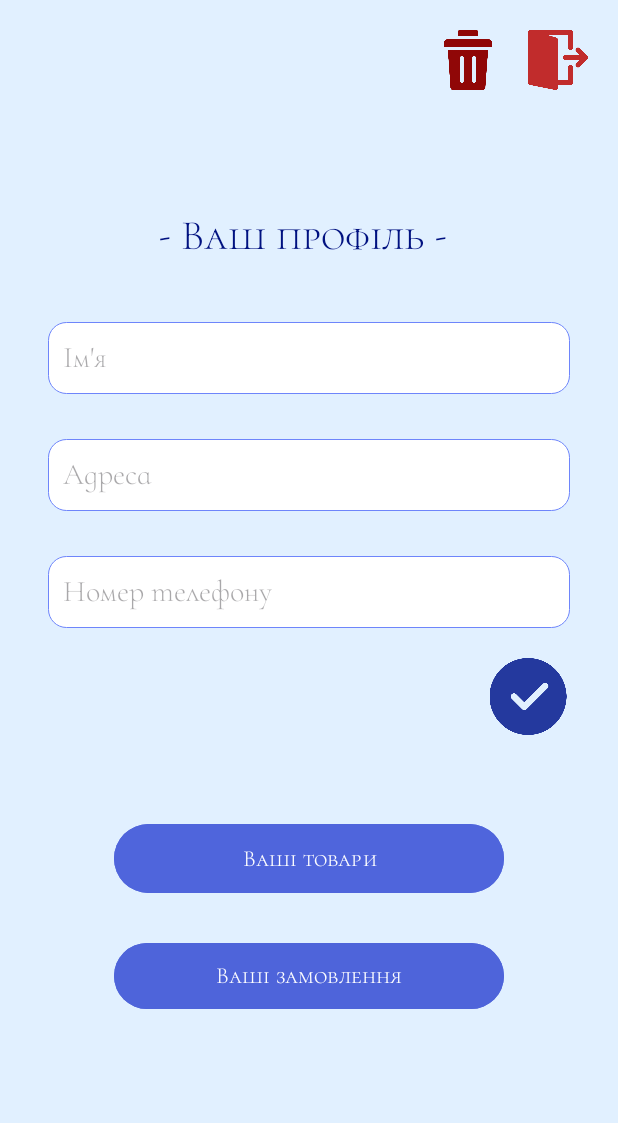
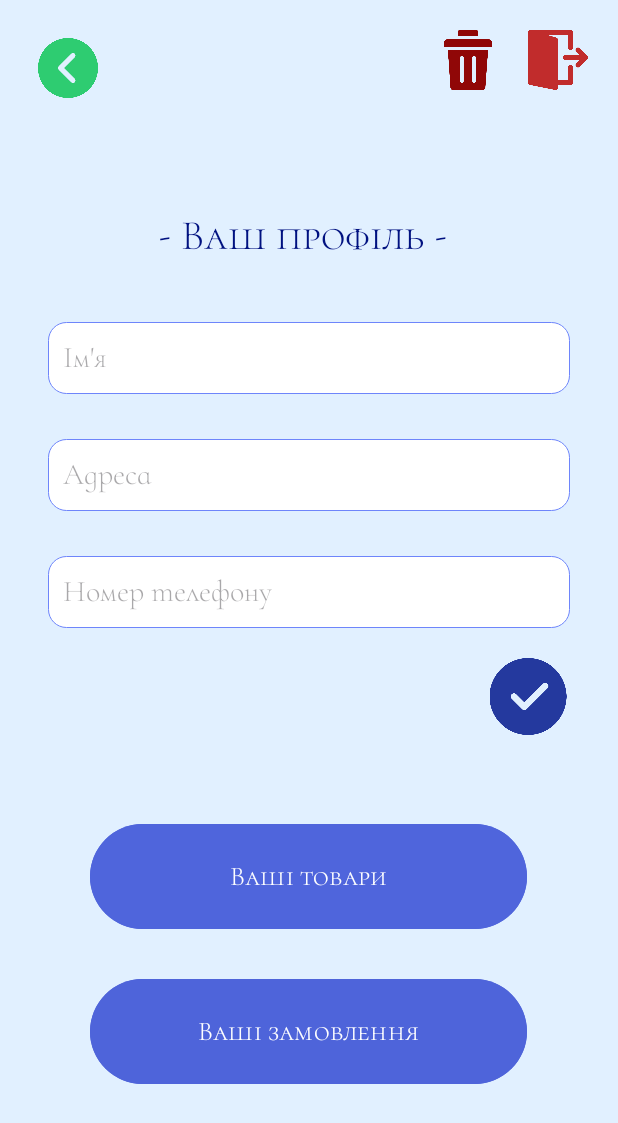
Before and after one commit to BlautaVi/FlowersShop, an Android app: the Customers_acc screen opened directly, with no data from a screen before it, on a phone screen of 412 x 824 dp. Shown: the top 1123 px of the screen. Run offline under Robolectric (Android 15) with nearby library versions, the phone set to English and light mode, and no system bars; our stand-ins replace Firebase (no records; nobody signed in at launch, a user with empty details on screens opened directly).

Commit message:
fixed some thing and added the "back" button

```diff
--- a/app/src/main/java/com/example/flowersshop/CustomersOrdersForSalesActivity.kt
+++ b/app/src/main/java/com/example/flowersshop/CustomersOrdersForSalesActivity.kt
@@ -53,8 +53,8 @@ class CustomersOrdersForSalesActivity : AppCompatActivity() {
         ordersRecyclerView.adapter = adapter
 
         loadOrdersWithUserItems()
-
-        findViewById<Button>(R.id.back_b)?.setOnClickListener {
+        val backBtn = findViewById<ImageButton>(R.id.back_b_confirmed)
+        backBtn.setOnClickListener() {
             finish()
         }
     }
--- a/app/src/main/java/com/example/flowersshop/Customers_acc.kt
+++ b/app/src/main/java/com/example/flowersshop/Customers_acc.kt
@@ -46,7 +46,10 @@ class Customers_acc : AppCompatActivity() {
         ordersRecyclerView = findViewById(R.id.orders_c_view)
         ordersRecyclerView.layoutManager = LinearLayoutManager(this)
         ordersRecyclerView.setHasFixedSize(true)
-
+        val backBtn = findViewById<ImageButton>(R.id.back_b_confirmed)
+        backBtn.setOnClickListener() {
+            finish()
+        }
         if (auth.currentUser?.email == "manager@gmail.com") {
             Toast.makeText(this, "Менеджерський акаунт не має профілю", Toast.LENGTH_SHORT).show()
             startActivity(Intent(this, manager_start_page::class.java))
--- a/app/src/main/java/com/example/flowersshop/Item_page.kt
+++ b/app/src/main/java/com/example/flowersshop/Item_page.kt
@@ -5,6 +5,7 @@ import android.os.Bundle
 import android.util.Log
 import android.view.View
 import android.widget.Button
+import android.widget.ImageButton
 import android.widget.ImageView
 import android.widget.TextView
 import android.widget.Toast
@@ -40,7 +41,10 @@ class Item_page : AppCompatActivity() {
 
         db = FirebaseFirestore.getInstance()
         auth = FirebaseAuth.getInstance()
-
+        val backBtn = findViewById<ImageButton>(R.id.back_b_confirmed)
+        backBtn.setOnClickListener() {
+            finish()
+        }
         val productId = intent.getStringExtra("productId") ?: return finish()
         loadProductDetails(productId)
     }
--- a/app/src/main/java/com/example/flowersshop/ManagerConfirmedOrdersActivity.kt
+++ b/app/src/main/java/com/example/flowersshop/ManagerConfirmedOrdersActivity.kt
@@ -20,7 +20,6 @@ class ManagerConfirmedOrdersActivity : AppCompatActivity() {
             finish()
             return
         }
-
         startActivity(Intent(this, ManagerOrders::class.java))
         finish()
     }
--- a/app/src/main/java/com/example/flowersshop/ManagerOrders.kt
+++ b/app/src/main/java/com/example/flowersshop/ManagerOrders.kt
@@ -102,11 +102,10 @@ class ManagerOrders : AppCompatActivity() {
         val dialogView = LayoutInflater.from(this).inflate(R.layout.dialog_unconfirmed_order_details, null)
 
         val detailsTextView = dialogView.findViewById<TextView>(R.id.order_details_text)
-        val confirmButton = dialogView.findViewById<Button>(R.id.confirm_order_button)
-        val cancelButton = dialogView.findViewById<Button>(R.id.cancel_order_button)
+        val confirmButton = dialogView.findViewById<ImageButton>(R.id.confirm_order_button)
+        val cancelButton = dialogView.findViewById<ImageButton>(R.id.cancel_order_button)
 
         confirmButton.visibility = View.GONE
-        cancelButton.text = "Видалити"
 
         val dateFormat = SimpleDateFormat("dd.MM.yyyy HH:mm", Locale.getDefault())
         val orderDate = dateFormat.format(Date(order.orderDateMillis))
--- a/app/src/main/java/com/example/flowersshop/ManagerUnconfirmedOrdersActivity.kt
+++ b/app/src/main/java/com/example/flowersshop/ManagerUnconfirmedOrdersActivity.kt
@@ -97,14 +97,14 @@ class ManagerUnconfirmedOrdersActivity : AppCompatActivity() {
         val dialogView = LayoutInflater.from(this).inflate(R.layout.dialog_unconfirmed_order_details, null)
 
         val detailsTextView = dialogView.findViewById<TextView>(R.id.order_details_text)
-        val confirmButton = dialogView.findViewById<Button>(R.id.confirm_order_button)
-        val cancelButton = dialogView.findViewById<Button>(R.id.cancel_order_button)
+        val confirmButton = dialogView.findViewById<ImageButton>(R.id.confirm_order_button)
+        val cancelButton = dialogView.findViewById<ImageButton>(R.id.cancel_order_button)
 
         val dateFormat = SimpleDateFormat("dd.MM.yyyy HH:mm", Locale.getDefault())
         val orderDate = dateFormat.format(Date(order.orderDateMillis))
 
         val detailsBuilder = StringBuilder()
-        detailsBuilder.append("Користувач ID: ${order.userId}\n")
+        detailsBuilder.append("Користувач з ID: ${order.userId}\n")
         detailsBuilder.append("Дата замовлення: $orderDate\n")
         detailsBuilder.append("Загальна сума: ${order.totalPrice} грн\n\n")
         detailsBuilder.append("Товари:\n")
--- a/app/src/main/java/com/example/flowersshop/Ordering_item_c.kt
+++ b/app/src/main/java/com/example/flowersshop/Ordering_item_c.kt
@@ -59,7 +59,10 @@ class Ordering_item_c : AppCompatActivity() {
             v.setPadding(systemBars.left, systemBars.top, systemBars.right, systemBars.bottom)
             insets
         }
-
+        val backBtn = findViewById<ImageButton>(R.id.back_b_confirmed)
+        backBtn.setOnClickListener() {
+            finish()
+        }
         postOfficeSpinner = findViewById(R.id.spinner)
         nameText = findViewById(R.id.name_text)
         addressText = findViewById(R.id.address_text)
--- a/app/src/main/java/com/example/flowersshop/customer_edit_item.kt
+++ b/app/src/main/java/com/example/flowersshop/customer_edit_item.kt
@@ -3,6 +3,7 @@ package com.example.flowersshop
 import android.os.Bundle
 import android.widget.Button
 import android.widget.EditText
+import android.widget.ImageButton
 import android.widget.ImageView
 import android.widget.Toast
 import androidx.appcompat.app.AppCompatActivity
@@ -43,7 +44,10 @@ class customer_edit_item : AppCompatActivity() {
         val enterDesc = findViewById<EditText>(R.id.customer_enter_desc)
         val updateButton = findViewById<Button>(R.id.customer_update_b)
         val deleteButton = findViewById<Button>(R.id.customer_delete_b)
-
+        val backBtn = findViewById<ImageButton>(R.id.back_b_confirmed)
+        backBtn.setOnClickListener() {
+            finish()
+        }
         Glide.with(this)
             .load(product.photoUrl)
             .placeholder(R.drawable.icon)
--- a/app/src/main/res/layout/activity_customers_acc.xml
+++ b/app/src/main/res/layout/activity_customers_acc.xml
@@ -104,30 +104,30 @@
 
     <Button
         android:id="@+id/CustomerItems_b"
-        android:layout_width="260dp"
-        android:layout_height="54dp"
+        android:layout_width="291dp"
+        android:layout_height="78dp"
         android:layout_marginStart="75dp"
         android:layout_marginTop="55dp"
         android:layout_marginEnd="76dp"
         android:backgroundTint="#4F65DC"
         android:fontFamily="@font/cormorant_sc_light"
         android:text="Ваші товари"
-        android:textSize="15sp"
+        android:textSize="18sp"
         app:layout_constraintEnd_toEndOf="parent"
         app:layout_constraintStart_toStartOf="parent"
         app:layout_constraintTop_toBottomOf="@+id/change_b" />
 
     <Button
         android:id="@+id/your_orders_button"
-        android:layout_width="260dp"
-        android:layout_height="52dp"
+        android:layout_width="291dp"
+        android:layout_height="78dp"
         android:layout_marginStart="75dp"
         android:layout_marginTop="25dp"
         android:layout_marginEnd="76dp"
         android:backgroundTint="#4E64DA"
         android:fontFamily="@font/cormorant_sc_light"
         android:text="Ваші замовлення"
-        android:textSize="15sp"
+        android:textSize="18sp"
         app:layout_constraintEnd_toEndOf="parent"
         app:layout_constraintStart_toStartOf="parent"
         app:layout_constraintTop_toBottomOf="@+id/CustomerItems_b" />
@@ -159,7 +159,20 @@
         app:layout_constraintEnd_toStartOf="@+id/exitAcc_b"
         app:layout_constraintTop_toTopOf="parent"
         app:tint="#900707" />
-
+    <ImageButton
+        android:id="@+id/back_b_confirmed"
+        android:layout_width="40dp"
+        android:layout_height="40dp"
+        android:layout_marginStart="25dp"
+        android:layout_marginTop="25dp"
+        android:background="@null"
+        android:contentDescription="@string/logout_button_description"
+        android:scaleType="fitCenter"
+        android:src="@drawable/previous"
+        android:textSize="22sp"
+        app:layout_constraintStart_toStartOf="parent"
+        app:layout_constraintTop_toTopOf="parent"
+        app:tint="#2ecc71" />
     <androidx.recyclerview.widget.RecyclerView
         android:id="@+id/orders_c_view"
         android:layout_width="0dp"
--- a/app/src/main/res/layout/activity_customers_items_main_page.xml
+++ b/app/src/main/res/layout/activity_customers_items_main_page.xml
@@ -26,6 +26,7 @@
             android:id="@+id/imageView2"
             android:layout_width="82dp"
             android:layout_height="84dp"
+            android:layout_marginStart="60dp"
             app:layout_constraintStart_toStartOf="parent"
             app:layout_constraintTop_toTopOf="parent"
             app:srcCompat="@drawable/icon" />
@@ -78,6 +79,7 @@
             android:id="@+id/categoryButton"
             android:layout_width="36dp"
             android:layout_height="36dp"
+            android:layout_marginStart="28dp"
             android:layout_marginTop="30dp"
             android:layout_marginBottom="60dp"
             android:background="@null"
@@ -86,8 +88,9 @@
             android:scaleType="centerCrop"
             android:src="@drawable/category"
             app:layout_constraintBottom_toTopOf="@+id/recyclerView"
-            app:layout_constraintStart_toEndOf="@+id/imageView2"
+            app:layout_constraintStart_toStartOf="parent"
             app:layout_constraintTop_toTopOf="parent"
+            app:layout_constraintVertical_bias="0.833"
             app:tint="#FFFFFF" />
 
         <ImageButton
--- a/app/src/main/res/layout/activity_main_page.xml
+++ b/app/src/main/res/layout/activity_main_page.xml
@@ -26,6 +26,7 @@
             android:id="@+id/imageView2"
             android:layout_width="82dp"
             android:layout_height="84dp"
+            android:layout_marginStart="60dp"
             android:scaleType="centerCrop"
             app:layout_constraintStart_toStartOf="parent"
             app:layout_constraintTop_toTopOf="parent"
@@ -66,15 +67,16 @@
             android:id="@+id/categoryButton"
             android:layout_width="36dp"
             android:layout_height="36dp"
+            android:layout_marginStart="28dp"
             android:background="@null"
             android:contentDescription="@string/category_button_description"
             android:paddingHorizontal="16dp"
             android:scaleType="centerCrop"
             android:src="@drawable/category"
             app:layout_constraintBottom_toBottomOf="@id/imageView2"
-            app:layout_constraintStart_toEndOf="@+id/imageView2"
+            app:layout_constraintStart_toStartOf="parent"
             app:layout_constraintTop_toTopOf="parent"
-            app:layout_constraintVertical_bias="0.471"
+            app:layout_constraintVertical_bias="0.52"
             app:tint="#FFFFFF" />
 
         <ImageButton
```
Also changed, not shown: app/src/main/res/layout/activity_customer_edit_item.xml (+17 -2 lines), app/src/main/res/layout/activity_customers_orders.xml (+14 -19 lines), app/src/main/res/layout/activity_customers_orders_for_sales.xml (+14 -1 lines), app/src/main/res/layout/activity_item_page.xml (+20 -6 lines), app/src/main/res/layout/activity_manager_confirmed_orders.xml (+4 -5 lines), app/src/main/res/layout/activity_manager_unconfirmed_orders.xml (+4 -4 lines), app/src/main/res/layout/activity_ordering_item_c.xml (+14 -0 lines).
